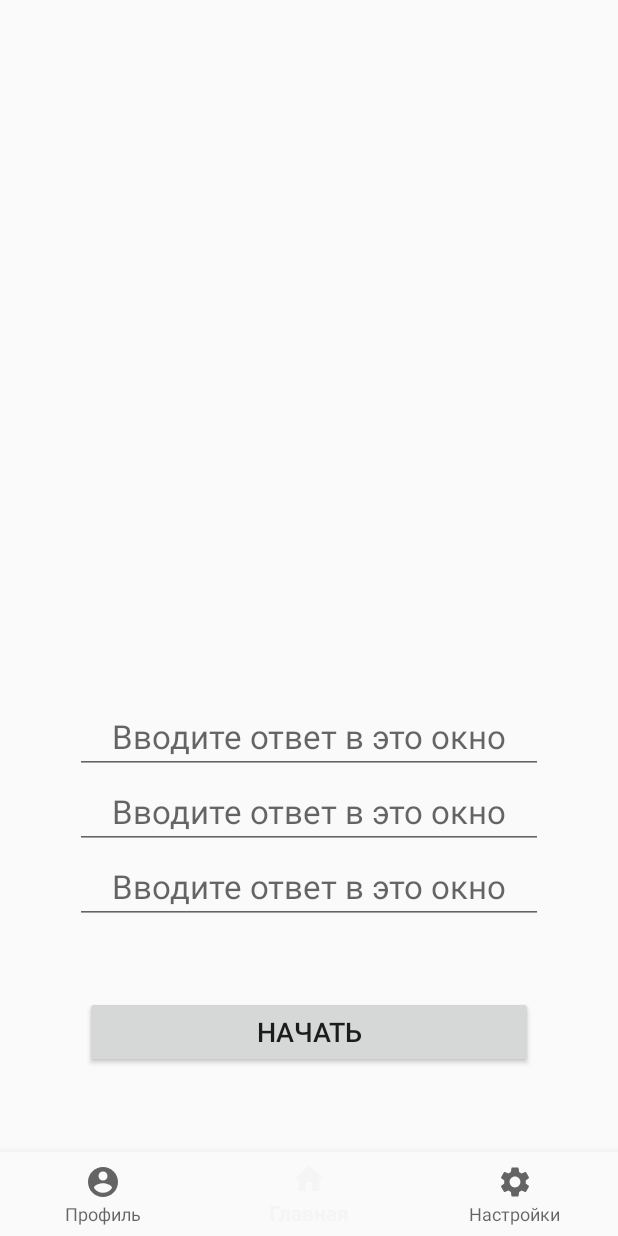
After one commit to garoriz/sirius_app, an Android app: the TaskFragment screen opened through its navigation route, on a phone screen of 412 x 824 dp. The commit adds this screen. Run offline under Robolectric (Android 15) with nearby library versions, the phone set to English and light mode, and no system bars; our stand-ins replace navigation-ui.

Commit message:
added task fragment

```diff
--- a/app/src/main/AndroidManifest.xml
+++ b/app/src/main/AndroidManifest.xml
@@ -18,6 +18,10 @@
             <category android:name="android.intent.category.LAUNCHER" />
         </intent-filter>
         </activity>
+
+        <service
+            android:name=".features.task.presentation.service.SoundService"
+            android:exported="false" />
     </application>
 
 </manifest>
--- /dev/null
+++ b/app/src/main/java/com/example/siriusapp/features/task/presentation/TaskFragment.kt
@@ -0,0 +1,126 @@
+package com.example.siriusapp.features.task.presentation
+
+import android.content.ComponentName
+import android.content.Context.BIND_AUTO_CREATE
+import android.content.Intent
+import android.content.ServiceConnection
+import android.media.MediaPlayer
+import android.os.Bundle
+import android.os.IBinder
+import androidx.fragment.app.Fragment
+import android.view.LayoutInflater
+import android.view.View
+import android.view.ViewGroup
+import com.example.siriusapp.R
+import com.example.siriusapp.databinding.FragmentTaskBinding
+import androidx.navigation.findNavController
+import com.example.siriusapp.features.task.presentation.service.SoundService
+
+class TaskFragment : Fragment(R.layout.fragment_task) {
+    private lateinit var binding: FragmentTaskBinding
+    private var binder: SoundService.LocaleBinder? = null
+    private var number1 = 0
+    private var number2 = 0
+    private var number3 = 0
+
+    private val connection = object : ServiceConnection {
+        override fun onServiceConnected(
+            name: ComponentName?,
+            service: IBinder?
+        ) {
+            binder = service as? SoundService.LocaleBinder
+        }
+
+        override fun onServiceDisconnected(name: ComponentName?) {
+            binder = null
+        }
+
+    }
+
+    override fun onViewCreated(view: View, savedInstanceState: Bundle?) {
+        super.onViewCreated(view, savedInstanceState)
+        binding = FragmentTaskBinding.bind(view)
+
+        activity?.bindService(
+            Intent(this.context, SoundService::class.java),
+            connection,
+            BIND_AUTO_CREATE
+        )
+
+        with(binding) {
+            btnStart.setOnClickListener {
+                start()
+            }
+            btnCheck.setOnClickListener {
+                check()
+            }
+            btnContinue.setOnClickListener {
+                endTask()
+            }
+        }
+    }
+
+    private fun start() {
+        with(binding) {
+            btnStart.visibility = View.INVISIBLE
+            tvInfo.visibility = View.VISIBLE
+            Thread.sleep(1000)
+            tvInfo.text = "2..."
+            Thread.sleep(1000)
+            tvInfo.text = "1..."
+            Thread.sleep(1000)
+            tvInfo.text = "Прослушайте запись..."
+            chooseAudios()
+            binder?.play(R.raw.n20)
+            btnCheck.visibility = View.VISIBLE
+        }
+    }
+
+    private fun chooseAudios() {
+        number1 = 20
+        number2 = 20
+        number3 = 20
+        /*while (number2 == number1) {
+        number2 = (10..20).random()
+    }
+    while (number2 == number3 || number1 == number3) {
+        number3 = (10..20).random()
+    }*/
+    }
+
+    private fun startMedia(n1: Int, n2: Int, n3: Int) {
+        //TODO
+    }
+
+    private fun check() {
+        with(binding) {
+            btnCheck.visibility = View.INVISIBLE
+            btnContinue.visibility = View.VISIBLE
+            edAnswer1.isEnabled = false
+            edAnswer2.isEnabled = false
+            edAnswer3.isEnabled = false
+            if (edAnswer1.text.toString() == number1.toString()) {
+                edAnswer1.setBackgroundResource(R.drawable.right_background)
+            } else {
+                edAnswer1.setText(number1.toString())
+                edAnswer1.setBackgroundResource(R.drawable.error_background)
+            }
+            if (edAnswer2.text.toString() == number2.toString()) {
+                edAnswer2.setBackgroundResource(R.drawable.right_background)
+            } else {
+                edAnswer2.setText(number2.toString())
+                edAnswer2.setBackgroundResource(R.drawable.error_background)
+            }
+            if (edAnswer3.text.toString() == number3.toString()) {
+                edAnswer3.setBackgroundResource(R.drawable.right_background)
+            } else {
+                edAnswer3.setText(number3.toString())
+                edAnswer3.setBackgroundResource(R.drawable.error_background)
+            }
+        }
+    }
+
+    private fun endTask() {
+        view?.findNavController()?.navigate(R.id.action_taskFragment_to_selectTaskFragment)
+    }
+}
--- /dev/null
+++ b/app/src/main/res/drawable/error_background.xml
@@ -0,0 +1,9 @@
+<?xml version="1.0" encoding="utf-8"?>
+<shape xmlns:android="http://schemas.android.com/apk/res/android">
+
+
+    <solid android:color="#ffffff" />
+    <stroke android:width="2dp" android:color="#ff00" />
+    <corners android:radius="5dp" />
+
+</shape>
--- /dev/null
+++ b/app/src/main/res/drawable/right_background.xml
@@ -0,0 +1,9 @@
+<?xml version="1.0" encoding="utf-8"?>
+<shape xmlns:android="http://schemas.android.com/apk/res/android">
+
+
+    <solid android:color="#ffffff" />
+    <stroke android:width="1dp" android:color="#0ff0" />
+    <corners android:radius="5dp" />
+
+</shape>
--- a/app/src/main/res/layout/fragment_home.xml
+++ b/app/src/main/res/layout/fragment_home.xml
@@ -23,7 +23,7 @@
 
     <Button
         android:id="@+id/btn_daily_tasks"
-        android:layout_width="wrap_content"
+        android:layout_width="match_parent"
         android:layout_height="wrap_content"
         android:text="@string/daily_tasks"
         android:layout_margin="40dp"
@@ -35,9 +35,9 @@
 
     <Button
         android:id="@+id/btn_training"
-        android:layout_width="wrap_content"
+        android:layout_width="match_parent"
         android:layout_height="wrap_content"
-        android:text="@string/daily_tasks"
+        android:text="@string/training_by_themes"
         android:layout_margin="40dp"
         android:background="@color/purple_500"
         android:textColor="@color/white"
--- a/app/src/main/res/layout/fragment_profile.xml
+++ b/app/src/main/res/layout/fragment_profile.xml
@@ -2,8 +2,7 @@
 <FrameLayout xmlns:android="http://schemas.android.com/apk/res/android"
     xmlns:tools="http://schemas.android.com/tools"
     android:layout_width="match_parent"
-    android:layout_height="match_parent"
-    tools:context=".ProfileFragment">
+    android:layout_height="match_parent">
 
     <!-- TODO: Update blank fragment layout -->
     <TextView
--- /dev/null
+++ b/app/src/main/res/layout/fragment_task.xml
@@ -0,0 +1,114 @@
+<?xml version="1.0" encoding="utf-8"?>
+<androidx.constraintlayout.widget.ConstraintLayout xmlns:android="http://schemas.android.com/apk/res/android"
+    xmlns:app="http://schemas.android.com/apk/res-auto"
+    xmlns:tools="http://schemas.android.com/tools"
+    android:layout_width="match_parent"
+    android:layout_height="match_parent">
+
+    <EditText
+        android:id="@+id/ed_answer1"
+        android:layout_width="wrap_content"
+        android:layout_height="wrap_content"
+        android:autofillHints="no"
+        android:ems="12"
+        android:gravity="center_horizontal"
+        android:hint="Вводите ответ в это окно"
+        android:maxLength="3"
+        android:inputType="number"
+        android:textSize="22sp"
+        app:layout_constraintBottom_toTopOf="@+id/ed_answer2"
+        app:layout_constraintEnd_toEndOf="parent"
+        app:layout_constraintStart_toStartOf="parent" />
+
+    <EditText
+        android:id="@+id/ed_answer2"
+        android:layout_width="wrap_content"
+        android:layout_height="wrap_content"
+        android:autofillHints="no"
+        android:ems="12"
+        android:inputType="number"
+        android:gravity="center_horizontal"
+        android:hint="Вводите ответ в это окно"
+        android:maxLength="3"
+        android:textSize="22sp"
+        app:layout_constraintBottom_toTopOf="@+id/ed_answer3"
+        app:layout_constraintEnd_toEndOf="parent"
+        app:layout_constraintStart_toStartOf="parent" />
+
+    <EditText
+        android:id="@+id/ed_answer3"
+        android:layout_width="wrap_content"
+        android:layout_height="wrap_content"
+        android:ems="12"
+        android:hint="Вводите ответ в это окно"
+        android:maxLength="3"
+        android:inputType="number"
+        android:textSize="22sp"
+        android:gravity="center_horizontal"
+        app:layout_constraintBottom_toTopOf="@id/btn_check"
+        app:layout_constraintEnd_toEndOf="parent"
+        app:layout_constraintStart_toStartOf="parent"
+        android:layout_marginBottom="48dp"
+        android:autofillHints="no" />
+
+    <Button
+        android:id="@+id/btn_start"
+        android:layout_width="wrap_content"
+        android:layout_height="wrap_content"
+        android:text="Начать"
+        android:textSize="18sp"
+        android:ems="14"
+        android:visibility="visible"
+        android:layout_marginBottom="56dp"
+        app:layout_constraintBottom_toBottomOf="parent"
+        app:layout_constraintEnd_toEndOf="parent"
+        app:layout_constraintStart_toStartOf="parent" />
+
+    <Button
+        android:id="@+id/btn_check"
+        android:layout_width="wrap_content"
+        android:layout_height="wrap_content"
+        android:text="Проверить ответ"
+        android:textSize="18sp"
+        android:ems="14"
+        android:visibility="invisible"
+        android:layout_marginBottom="56dp"
+        app:layout_constraintBottom_toBottomOf="parent"
+        app:layout_constraintEnd_toEndOf="parent"
+        app:layout_constraintStart_toStartOf="parent" />
+
+    <Button
+        android:id="@+id/btn_continue"
+        android:layout_width="wrap_content"
+        android:layout_height="wrap_content"
+        android:text="Продолжить"
+        android:visibility="invisible"
+        android:ems="14"
+        android:textSize="18sp"
+        android:layout_marginBottom="56dp"
+        app:layout_constraintBottom_toBottomOf="parent"
+        app:layout_constraintEnd_toEndOf="parent"
+        app:layout_constraintStart_toStartOf="parent" />
+
+    <ImageView
+        android:id="@+id/iv_audio_icon"
+        android:layout_width="wrap_content"
+        android:layout_height="160dp"
+        app:layout_constraintBottom_toTopOf="@+id/ed_answer1"
+        app:layout_constraintEnd_toEndOf="parent"
+        app:layout_constraintStart_toStartOf="parent"
+        app:layout_constraintTop_toTopOf="parent" />
+
+    <TextView
+        android:id="@+id/tv_info"
+        android:layout_width="wrap_content"
+        android:layout_height="wrap_content"
+        android:text="3..."
+        android:textColor="@color/black"
+        android:layout_margin="32dp"
+        android:textSize="30sp"
+        android:visibility="invisible"
+        app:layout_constraintEnd_toEndOf="parent"
+        app:layout_constraintStart_toStartOf="parent"
+        app:layout_constraintTop_toBottomOf="@+id/iv_audio_icon" />
+</androidx.constraintlayout.widget.ConstraintLayout>
--- a/app/src/main/res/navigation/nav_graph.xml
+++ b/app/src/main/res/navigation/nav_graph.xml
@@ -27,5 +27,25 @@
     <fragment
         android:id="@+id/selectTaskFragment"
         android:name="com.example.siriusapp.features.selectTask.presentation.SelectTaskFragment"
-        android:label="SelectTaskFragment" />
+        android:label="SelectTaskFragment" >
+        <action
+            android:id="@+id/action_selectTaskFragment_to_selectNumsFragment2"
+            app:destination="@id/selectNumsFragment2" />
+    </fragment>
+    <fragment
+        android:id="@+id/selectNumsFragment2"
+        android:name="com.example.siriusapp.features.selectNums.presentation.SelectNumsFragment"
+        android:label="SelectNumsFragment" >
+        <action
+            android:id="@+id/action_selectNumsFragment2_to_taskFragment"
+            app:destination="@id/taskFragment" />
+    </fragment>
+    <fragment
+        android:id="@+id/taskFragment"
+        android:name="com.example.siriusapp.features.task.presentation.TaskFragment"
+        android:label="TaskFragment" >
+        <action
+            android:id="@+id/action_taskFragment_to_selectTaskFragment"
+            app:destination="@id/selectTaskFragment" />
+    </fragment>
 </navigation>
--- a/app/src/main/res/values/strings.xml
+++ b/app/src/main/res/values/strings.xml
@@ -13,4 +13,9 @@
     <string name="geography">География</string>
     <string name="addresses">Адреса</string>
     <string name="combo">Комбо</string>
+    <string name="two_digits">Двухзначные</string>
+    <string name="three_digit">Трёхзначные</string>
+    <string name="four_digit">Четырёхзначные</string>
+    <string name="five_six_digit">Пяти- и шестизначные</string>
+    <string name="training_by_themes">Тренировка по темам</string>
 </resources>
```
Also changed, not shown: app/src/main/java/com/example/siriusapp/features/selectNums/presentation/SelectNumsFragment.kt (added, +29 -0 lines), app/src/main/java/com/example/siriusapp/features/selectTask/presentation/SelectTaskFragment.kt (+14 -45 lines), app/src/main/java/com/example/siriusapp/features/task/presentation/service/SoundService.kt (added, +44 -0 lines), app/src/main/res/layout/fragment_select_nums.xml (added, +64 -0 lines), 1 other file.
